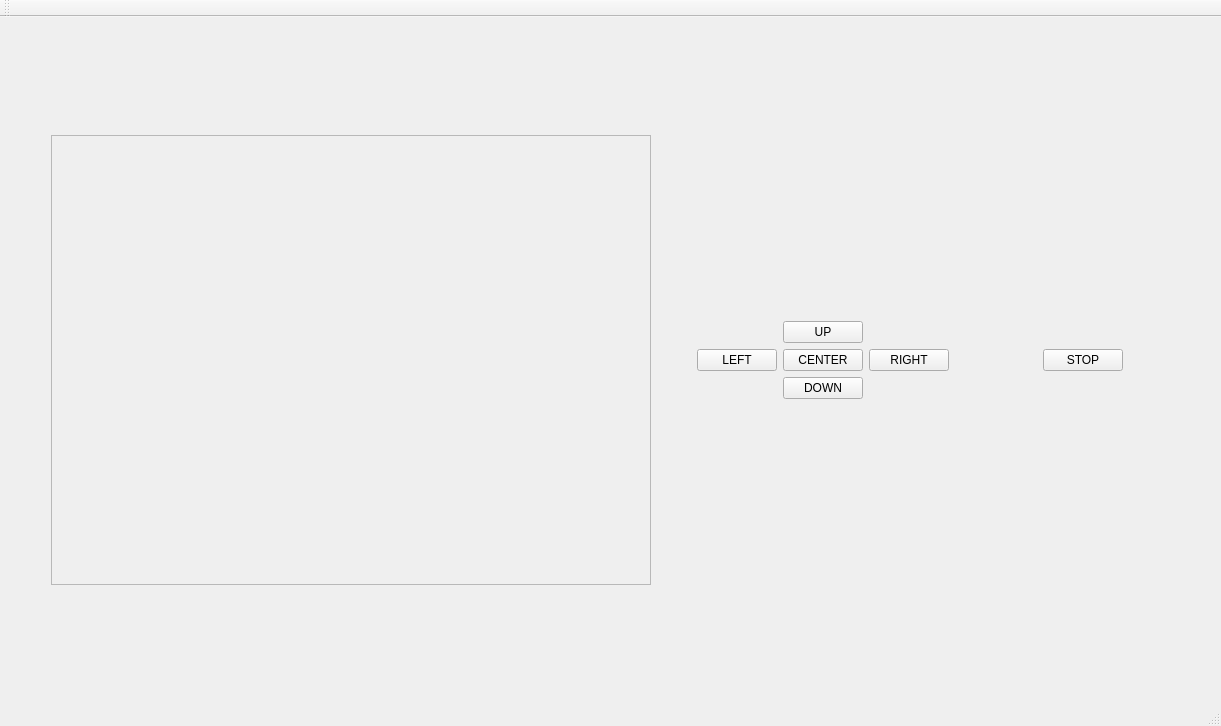
Qt form demoRMR-all/demoRMR/mainwindow.ui (JakubMocarnik/HMI) before a commit.
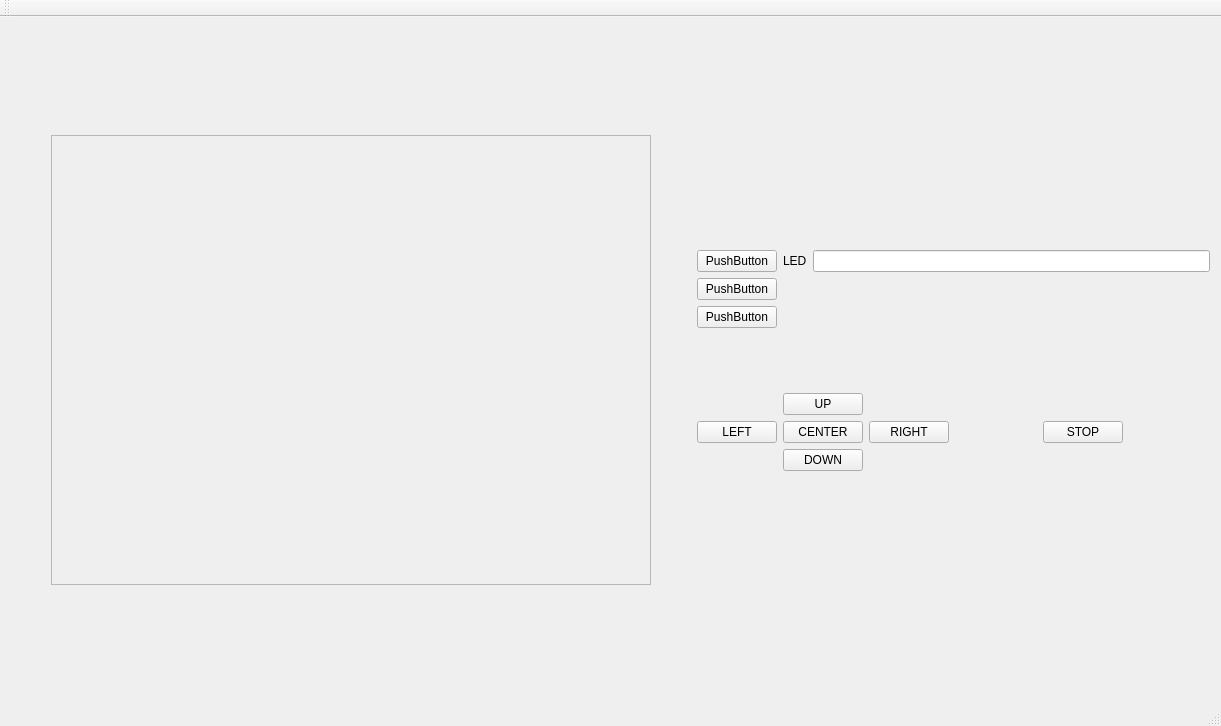
The same form after that commit.

The edit to the form file:
```diff
--- a/demoRMR-all/demoRMR/mainwindow.ui
+++ b/demoRMR-all/demoRMR/mainwindow.ui
@@ -110,9 +110,22 @@
     </item>
     <item>
      <layout class="QGridLayout" name="gridLayout_2">
-      <item row="0" column="1">
+      <item row="2" column="1">
+       <spacer name="verticalSpacer_4">
+        <property name="orientation">
+         <enum>Qt::Vertical</enum>
+        </property>
+        <property name="sizeHint" stdset="0">
+         <size>
+          <width>20</width>
+          <height>40</height>
+         </size>
+        </property>
+       </spacer>
+      </item>
+      <item row="1" column="1">
        <layout class="QGridLayout" name="gridLayout_3">
-        <item row="2" column="0">
+        <item row="3" column="0">
          <layout class="QGridLayout" name="gridLayout_4">
           <item row="1" column="3">
            <spacer name="horizontalSpacer_3">
@@ -185,10 +198,68 @@
          </layout>
         </item>
         <item row="1" column="0">
-         <layout class="QGridLayout" name="gridLayout_7"/>
+         <layout class="QGridLayout" name="gridLayout_7">
+          <item row="0" column="0">
+           <widget class="QPushButton" name="pushButton_3">
+            <property name="text">
+             <string>PushButton</string>
+            </property>
+           </widget>
+          </item>
+          <item row="2" column="0">
+           <widget class="QPushButton" name="pushButton_2">
+            <property name="text">
+             <string>PushButton</string>
+            </property>
+           </widget>
+          </item>
+          <item row="0" column="2">
+           <widget class="QLineEdit" name="lineEdit"/>
+          </item>
+          <item row="3" column="0">
+           <widget class="QPushButton" name="pushButton_5">
+            <property name="text">
+             <string>PushButton</string>
+            </property>
+           </widget>
+          </item>
+          <item row="0" column="1">
+           <widget class="QLabel" name="label">
+            <property name="text">
+             <string>LED</string>
+            </property>
+           </widget>
+          </item>
+         </layout>
+        </item>
+        <item row="2" column="0">
+         <spacer name="verticalSpacer_3">
+          <property name="orientation">
+           <enum>Qt::Vertical</enum>
+          </property>
+          <property name="sizeHint" stdset="0">
+           <size>
+            <width>20</width>
+            <height>40</height>
+           </size>
+          </property>
+         </spacer>
         </item>
        </layout>
       </item>
+      <item row="0" column="1">
+       <spacer name="verticalSpacer_5">
+        <property name="orientation">
+         <enum>Qt::Vertical</enum>
+        </property>
+        <property name="sizeHint" stdset="0">
+         <size>
+          <width>20</width>
+          <height>40</height>
+         </size>
+        </property>
+       </spacer>
+      </item>
      </layout>
     </item>
    </layout>
```
Left out of the diff: 66 changed lines with no effect on the pictures.
